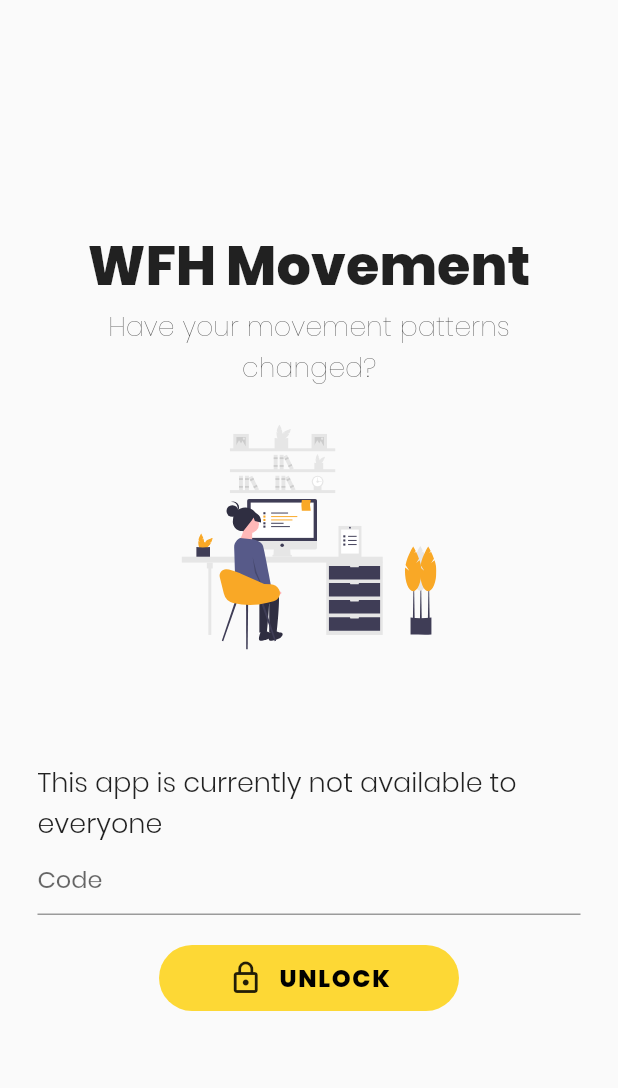
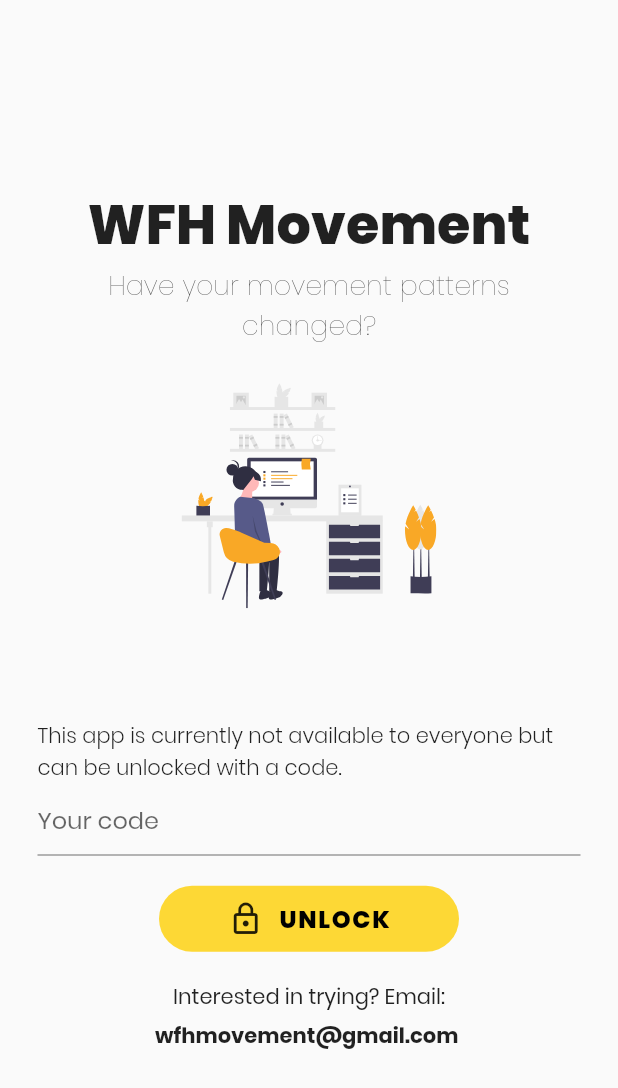
Before and after one commit to hci-gu/corona-movement, a Flutter app: the screen it shows after launch, on a phone screen of 412 x 824 dp. Shown: the top 1088 px of the screen. Run offline on Flutter 3.47's test engine with Material 2 defaults, Android fonts, the phone set to English and light mode, and no system bars; our stand-ins replace cookie_jar, dio, dio_cookie_manager, firebase_analytics, fl_chart, flutter_hooks and 3 more; missing offline and left inert: dio_retry, health, workmanager; accounts and stored records are empty.

Commit message:
add correct unlock path, contact email

```diff
--- a/app/lib/api.dart
+++ b/app/lib/api.dart
@@ -217,7 +217,7 @@ Future<LatestUpload> getLatestUpload(String userId) async {
 }
 
 Future<bool> unlock(String code) async {
-  const url = '$API_URL/code';
+  const url = '$API_URL/unlock';
   var response = await http.post(
     url,
     headers: <String, String>{
--- a/app/lib/pages/onboarding/introduction.dart
+++ b/app/lib/pages/onboarding/introduction.dart
@@ -56,12 +56,10 @@ class Introduction extends HookWidget {
   Widget unlockWidget(user, code, unlock) {
     return Column(
       children: [
-        SizedBox(
-          height: 50,
-        ),
+        SizedBox(height: 50),
         Text(
-          'This app is currently not available to everyone',
-          style: TextStyle(fontSize: 18, fontWeight: FontWeight.w300),
+          'This app is currently not available to everyone but can be unlocked with a code.',
+          style: TextStyle(fontSize: 14, fontWeight: FontWeight.w300),
         ),
         TextField(
           controller: code,
@@ -70,12 +68,10 @@ class Introduction extends HookWidget {
             user.setCode(value);
           },
           decoration: InputDecoration(
-            hintText: 'Code',
+            hintText: 'Your code',
           ),
         ),
-        SizedBox(
-          height: 20,
-        ),
+        SizedBox(height: 20),
         StyledButton(
           icon: user.loading
               ? Container(
@@ -92,6 +88,13 @@ class Introduction extends HookWidget {
           onPressed: () {
             unlock();
           },
+        ),
+        SizedBox(height: 20),
+        Text('Interested in trying? Email:'),
+        SizedBox(height: 5),
+        SelectableText(
+          'wfhmovement@gmail.com',
+          style: TextStyle(fontWeight: FontWeight.w700),
         ),
       ],
     );
```
